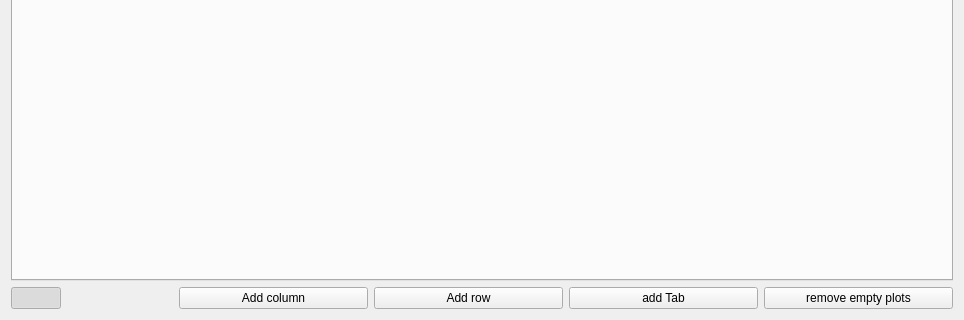
This is plotter_gui/tabbedplotwidget.ui in ziparker/PlotJuggler as Qt 5 draws it before an edit; both pictures show x 0 to 964 and y 330 to 650 of the 964 by 650 pixel window. The edited form follows.
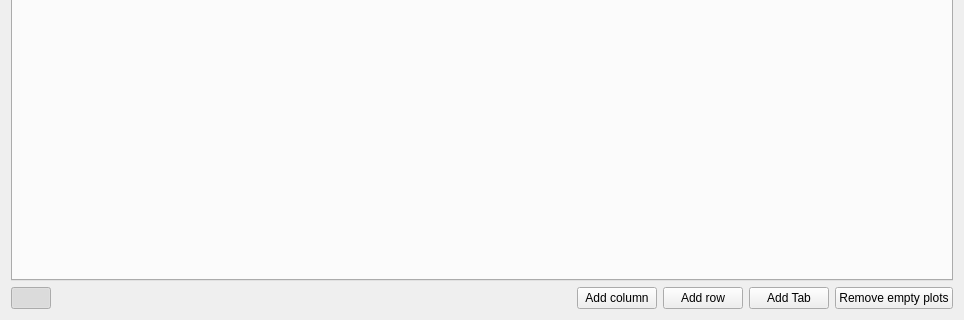
This is the edited form. Icons and pictures are not drawn.

The edit to the form file:
```diff
--- a/plotter_gui/tabbedplotwidget.ui
+++ b/plotter_gui/tabbedplotwidget.ui
@@ -135,6 +135,19 @@
            </property>
           </widget>
          </item>
+         <item>
+          <spacer name="horizontalSpacer">
+           <property name="orientation">
+            <enum>Qt::Horizontal</enum>
+           </property>
+           <property name="sizeHint" stdset="0">
+            <size>
+             <width>40</width>
+             <height>20</height>
+            </size>
+           </property>
+          </spacer>
+         </item>
          <item>
           <widget class="QPushButton" name="pushAddColumn">
            <property name="sizePolicy">
@@ -151,7 +164,7 @@
            </property>
            <property name="maximumSize">
             <size>
-             <width>16777215</width>
+             <width>150</width>
              <height>30</height>
             </size>
            </property>
@@ -170,7 +183,7 @@
            </property>
            <property name="maximumSize">
             <size>
-             <width>16777215</width>
+             <width>150</width>
              <height>30</height>
             </size>
            </property>
@@ -181,8 +194,17 @@
          </item>
          <item>
           <widget class="QPushButton" name="addTabButton">
+           <property name="maximumSize">
+            <size>
+             <width>150</width>
+             <height>30</height>
+            </size>
+           </property>
+           <property name="focusPolicy">
+            <enum>Qt::NoFocus</enum>
+           </property>
            <property name="text">
-            <string>add Tab</string>
+            <string>Add Tab</string>
            </property>
           </widget>
          </item>
@@ -191,8 +213,17 @@
            <property name="enabled">
             <bool>true</bool>
            </property>
+           <property name="maximumSize">
+            <size>
+             <width>220</width>
+             <height>30</height>
+            </size>
+           </property>
+           <property name="focusPolicy">
+            <enum>Qt::NoFocus</enum>
+           </property>
            <property name="text">
-            <string>remove empty plots</string>
+            <string>Remove empty plots</string>
            </property>
           </widget>
          </item>
```
Left out of the diff: 24 changed lines with no effect on the pictures.
